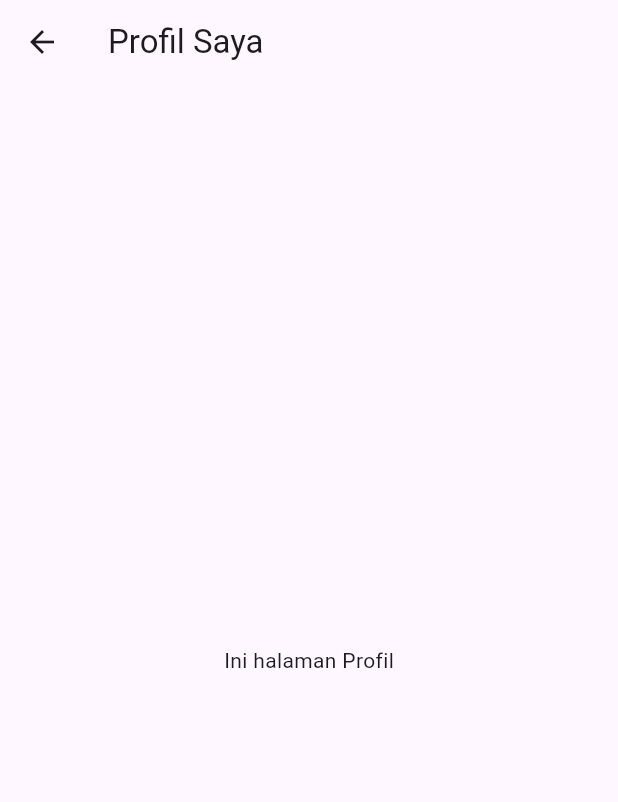
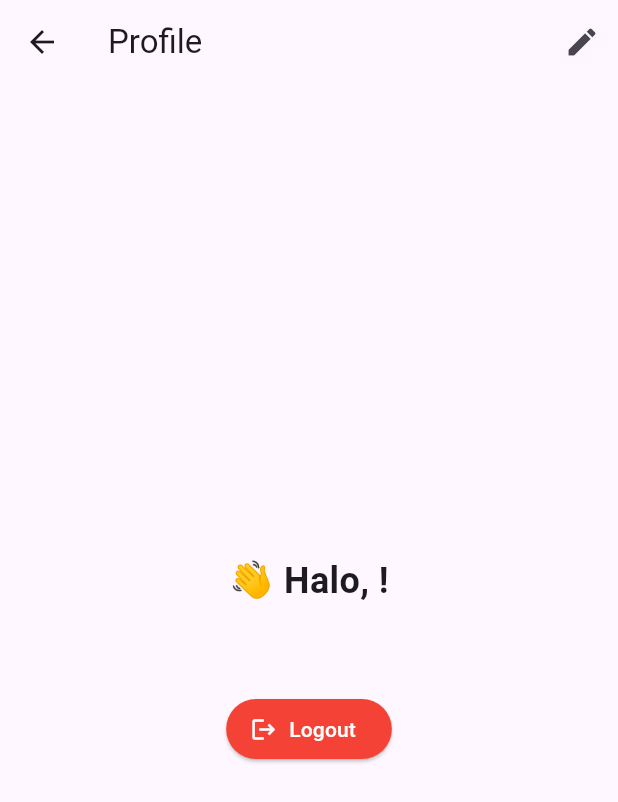
Before and after one commit to AnggaWdnt/FinalProject, a Flutter app: the ProfileScreen screen opened by its route, on a phone screen of 412 x 824 dp. Shown: the top 802 px of the screen. Run offline on Flutter 3.47's test engine with Material 3 defaults, Android fonts, the phone set to English and light mode, and no system bars; our stand-ins replace shared_preferences; accounts and stored records are empty.

Commit message:
menampilkan data pengguna dan fungsi untuk logout di profile

```diff
--- a/lib/screens/profile_screen.dart
+++ b/lib/screens/profile_screen.dart
@@ -1,12 +1,96 @@
 import 'package:flutter/material.dart';
+import 'package:shared_preferences/shared_preferences.dart';
+import 'login_screen.dart';
+import 'dashboard_screen.dart';
+import 'edit_profile_screen.dart';
 
-class ProfileScreen extends StatelessWidget {
+class ProfileScreen extends StatefulWidget {
+  const ProfileScreen({Key? key}) : super(key: key);
+
+  @override
+  State<ProfileScreen> createState() => _ProfileScreenState();
+}
+
+class _ProfileScreenState extends State<ProfileScreen> {
+  String? name;
+  String? email;
+
+  Future<void> loadUserData() async {
+    final prefs = await SharedPreferences.getInstance();
+    setState(() {
+      name = prefs.getString('user_name');
+      email = prefs.getString('user_email');
+    });
+  }
+
+  Future<void> logout() async {
+    final prefs = await SharedPreferences.getInstance();
+    await prefs.clear();
+    Navigator.pushAndRemoveUntil(
+      context,
+      MaterialPageRoute(builder: (_) => const LoginScreen()),
+      (route) => false,
+    );
+  }
+
+  @override
+  void initState() {
+    super.initState();
+    loadUserData();
+  }
+
   @override
   Widget build(BuildContext context) {
     return Scaffold(
-      appBar: AppBar(title: Text('Profil Saya')),
+      appBar: AppBar(
+        title: const Text("Profile"),
+        leading: IconButton(
+          icon: const Icon(Icons.arrow_back),
+          onPressed: () {
+            Navigator.pushReplacement(
+              context,
+              MaterialPageRoute(builder: (_) => const DashboardScreen()),
+            );
+          },
+        ),
+        actions: [
+          IconButton(
+            icon: const Icon(Icons.edit),
+            onPressed: () async {
+              final updated = await Navigator.push(
+                context,
+                MaterialPageRoute(builder: (_) => const EditProfileScreen()),
+              );
+              if (updated == true) {
+                loadUserData(); // 🔄 Refresh data setelah edit
+              }
+            },
+          ),
+        ],
+      ),
       body: Center(
-        child: Text('Ini halaman Profil'),
+        child: name == null
+            ? const CircularProgressIndicator()
+            : Column(
+                mainAxisAlignment: MainAxisAlignment.center,
+                children: [
+                  Text("👋 Halo, $name!",
+                      style: const TextStyle(fontSize: 24, fontWeight: FontWeight.bold)),
+                  const SizedBox(height: 8),
+                  Text(email ?? "Tidak ada email",
+                      style: const TextStyle(fontSize: 18, color: Colors.grey)),
+                  const SizedBox(height: 24),
+                  ElevatedButton.icon(
+                    onPressed: logout,
+                    icon: const Icon(Icons.logout),
+                    label: const Text("Logout"),
+                    style: ElevatedButton.styleFrom(
+                      backgroundColor: Colors.red,
+                      foregroundColor: Colors.white,
+                    ),
+                  ),
+                ],
+              ),
       ),
     );
   }
```
